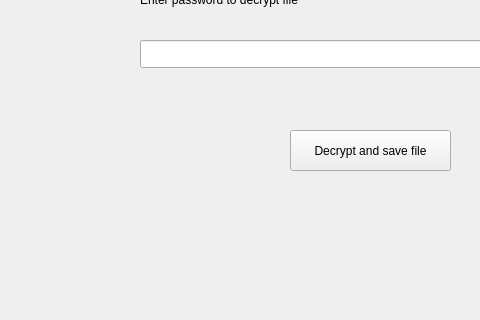
Elle0-0/CloudWorx-Desktop-Client, file decryptfilepage.ui: the form before one commit; both pictures show x 0 to 480 and y 180 to 500 of the 800 by 500 pixel window.
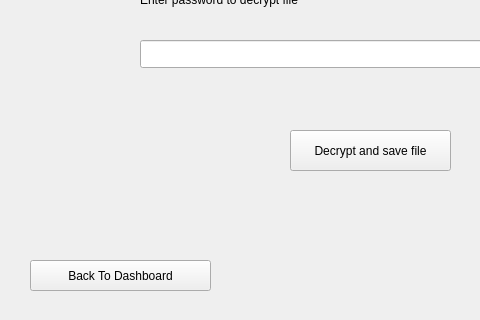
The form after the commit. Icons and pictures are not drawn.

Commit message: decrypt file implemented with api

```diff
--- a/decryptfilepage.ui
+++ b/decryptfilepage.ui
@@ -71,6 +71,19 @@
     <string>Decrypt and save file</string>
    </property>
   </widget>
+  <widget class="QPushButton" name="dashboardButton">
+   <property name="geometry">
+    <rect>
+     <x>30</x>
+     <y>440</y>
+     <width>181</width>
+     <height>31</height>
+    </rect>
+   </property>
+   <property name="text">
+    <string>Back To Dashboard</string>
+   </property>
+  </widget>
  </widget>
  <resources>
   <include location="Images.qrc"/>
```
The commit also changes 2 other files.
